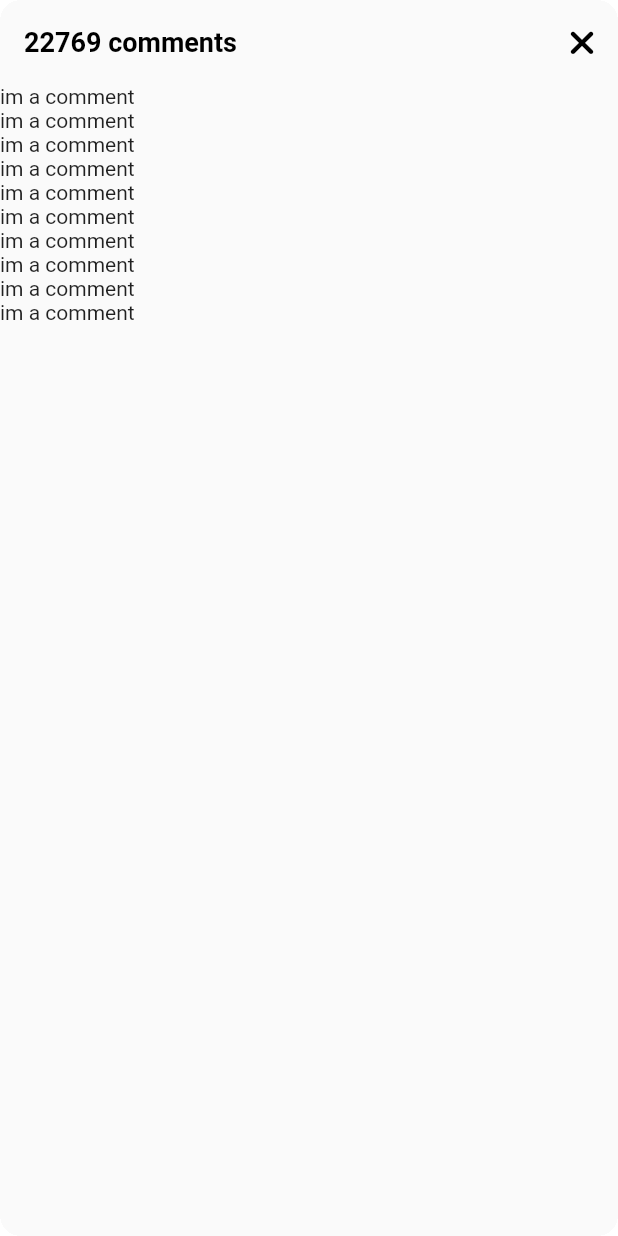
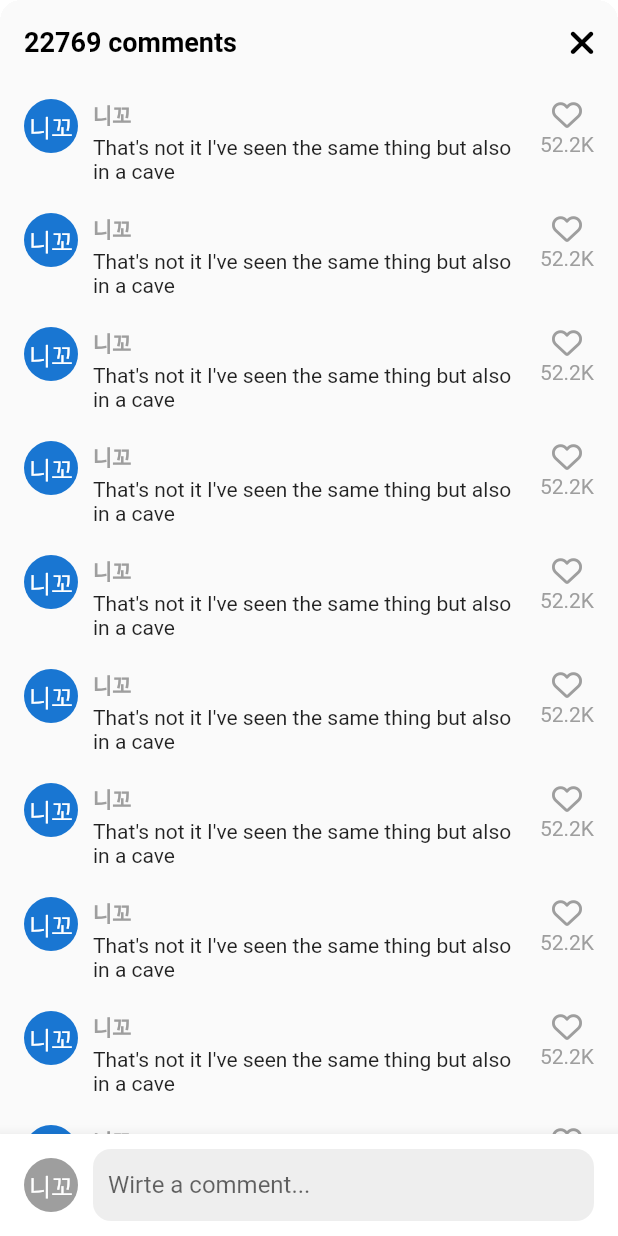
Before and after one commit to chunbae-like-talisker/tiktok-clone, a Flutter app: the VideoComments screen opened directly, on a phone screen of 412 x 824 dp. Run offline on Flutter 3.47's test engine with Material 3 defaults, Android fonts, the phone set to English and light mode, and no system bars; our stand-ins replace font_awesome_flutter, video_player, visibility_detector; network calls fail.

Commit message:
#8.2 Add Comment

```diff
--- a/lib/features/main_navigation/main_navigation_screen.dart
+++ b/lib/features/main_navigation/main_navigation_screen.dart
@@ -35,6 +35,7 @@ class _MainNavigationScreenState extends State<MainNavigationScreen> {
   @override
   Widget build(BuildContext context) {
     return Scaffold(
+      resizeToAvoidBottomInset: false,
       backgroundColor: _selectedIndex == 0 ? Colors.black : Colors.white,
       body: Stack(
         children: [
--- a/lib/features/videos/widgets/video_comments.dart
+++ b/lib/features/videos/widgets/video_comments.dart
@@ -1,5 +1,6 @@
 import 'package:flutter/material.dart';
 import 'package:font_awesome_flutter/font_awesome_flutter.dart';
+import 'package:tiktok_clone/constants/gaps.dart';
 import 'package:tiktok_clone/constants/sizes.dart';
 
 class VideoComments extends StatefulWidget {
@@ -16,7 +17,9 @@ class _VideoCommentsState extends State<VideoComments> {
 
   @override
   Widget build(BuildContext context) {
+    final size = MediaQuery.of(context).size;
     return Container(
+      height: size.height * 0.8,
       clipBehavior: Clip.hardEdge,
       decoration: BoxDecoration(
         borderRadius: BorderRadius.circular(Sizes.size14),
@@ -34,10 +37,102 @@ class _VideoCommentsState extends State<VideoComments> {
             ),
           ],
         ),
-        body: ListView.builder(
-          itemCount: 10,
-          itemBuilder:
-              (context, index) => Container(child: Text("im a comment")),
+        body: Stack(
+          children: [
+            ListView.separated(
+              padding: EdgeInsets.symmetric(
+                vertical: Sizes.size10,
+                horizontal: Sizes.size16,
+              ),
+              separatorBuilder: (context, index) => Gaps.v20,
+              itemCount: 10,
+              itemBuilder:
+                  (context, index) => Row(
+                    crossAxisAlignment: CrossAxisAlignment.start,
+                    children: [
+                      CircleAvatar(radius: 18, child: Text("니꼬")),
+                      Gaps.h10,
+                      Expanded(
+                        child: Column(
+                          crossAxisAlignment: CrossAxisAlignment.start,
+                          children: [
+                            Text(
+                              "니꼬",
+                              style: TextStyle(
+                                fontWeight: FontWeight.bold,
+                                fontSize: Sizes.size14,
+                                color: Colors.grey.shade500,
+                              ),
+                            ),
+                            Gaps.v3,
+                            Text(
+                              "That's not it I've seen the same thing but also in a cave",
+                              style: TextStyle(),
+                            ),
+                          ],
+                        ),
+                      ),
+                      Gaps.h10,
+                      Column(
+                        children: [
+                          FaIcon(
+                            FontAwesomeIcons.heart,
+                            size: Sizes.size20,
+                            color: Colors.grey.shade500,
+                          ),
+                          Gaps.v2,
+                          Text(
+                            "52.2K",
+                            style: TextStyle(color: Colors.grey.shade500),
+                          ),
+                        ],
+                      ),
+                    ],
+                  ),
+            ),
+            Positioned(
+              bottom: 0,
+              width: size.width,
+              child: BottomAppBar(
+                color: Colors.white,
+                child: Padding(
+                  padding: const EdgeInsets.symmetric(
+                    horizontal: Sizes.size16,
+                    vertical: Sizes.size10,
+                  ),
+                  child: Row(
+                    children: [
+                      CircleAvatar(
+                        radius: 18,
+                        backgroundColor: Colors.grey.shade500,
+                        foregroundColor: Colors.white,
+                        child: Text("니꼬"),
+                      ),
+                      Gaps.h10,
+                      Expanded(
+                        child: TextField(
+                          cursorColor: Theme.of(context).primaryColor,
+                          decoration: InputDecoration(
+                            hintText: "Wirte a comment...",
+                            border: OutlineInputBorder(
+                              borderRadius: BorderRadius.circular(Sizes.size12),
+                              borderSide: BorderSide.none,
+                            ),
+                            filled: true,
+                            fillColor: Colors.grey.shade200,
+                            contentPadding: EdgeInsets.symmetric(
+                              horizontal: Sizes.size10,
+                              vertical: Sizes.size12,
+                            ),
+                          ),
+                        ),
+                      ),
+                    ],
+                  ),
+                ),
+              ),
+            ),
+          ],
         ),
       ),
     );
--- a/lib/features/videos/widgets/video_post.dart
+++ b/lib/features/videos/widgets/video_post.dart
@@ -103,6 +103,7 @@ class _VideoPostState extends State<VideoPost>
     }
     await showModalBottomSheet(
       context: context,
+      isScrollControlled: true,
       backgroundColor: Colors.transparent,
       builder: (context) => VideoComments(),
     );
```
